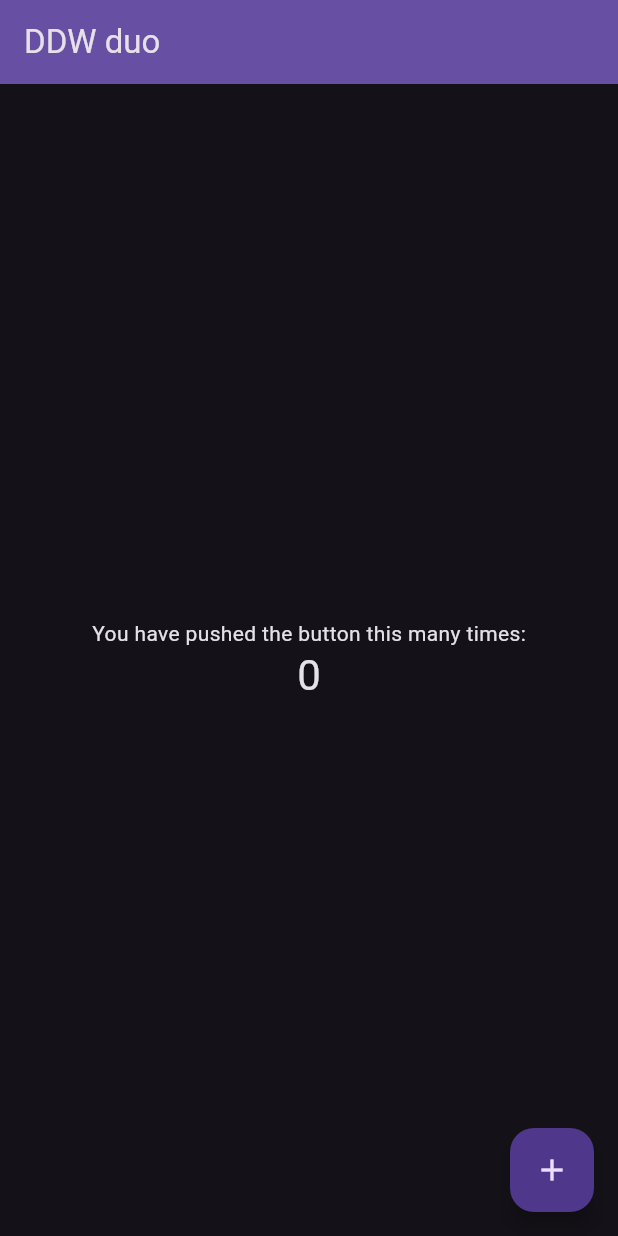
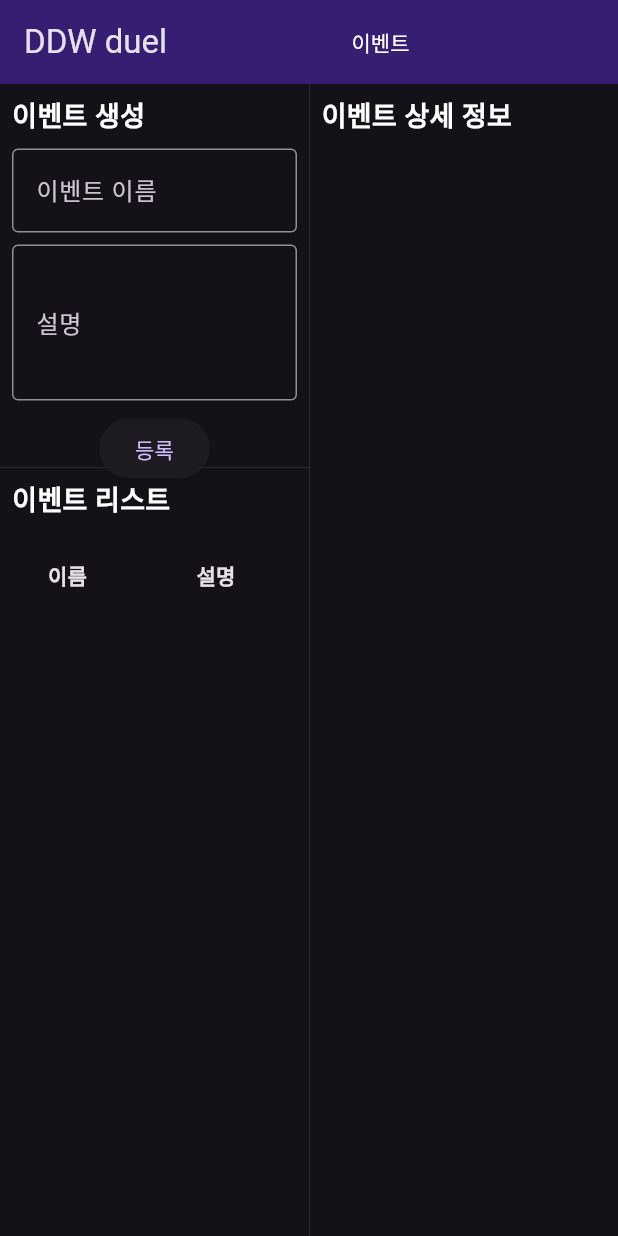
Before and after one commit to empty-castle/ddw_duel, a Flutter app: the screen it shows after launch, on a phone screen of 412 x 824 dp. Run offline on Flutter 3.47's test engine with Material 3 defaults, Android fonts, the phone set to English and light mode, and no system bars; our stand-ins replace sqflite_common_ffi; accounts and stored records are empty.

Commit message:
1. 전체 구조 확정 2. 이벤트 페이지 작성 3. 관리 페이지 작성 시작

```diff
--- /dev/null
+++ b/lib/domain/database_helper.dart
@@ -0,0 +1,34 @@
+import 'package:path/path.dart';
+import 'package:path_provider/path_provider.dart';
+import 'package:sqflite_common_ffi/sqflite_ffi.dart';
+
+import 'event/domain/event.dart';
+
+class DatabaseHelper {
+  static Database? _database;
+  static final DatabaseHelper _instance = DatabaseHelper._internal();
+
+  DatabaseHelper._internal();
+
+  factory DatabaseHelper() {
+    return _instance;
+  }
+
+  Future<Database> get database async {
+    if (_database != null) return _database!;
+    _database = await _initializeDatabase();
+    return _database!;
+  }
+
+  Future<Database> _initializeDatabase() async {
+    var directory = await getApplicationDocumentsDirectory();
+    String path = join(directory.path, 'ddw_duel.db');
+
+    var myDatabase = await openDatabase(path, version: 1, onCreate: _createDb);
+    return myDatabase;
+  }
+
+  void _createDb(Database db, int newVersion) async {
+    Event.initTable(db, newVersion);
+  }
+}
--- /dev/null
+++ b/lib/domain/event/domain/event.dart
@@ -0,0 +1,26 @@
+import 'package:ddw_duel/domain/event/domain/event_enum.dart';
+import 'package:ddw_duel/domain/table_abstract.dart';
+import 'package:sqflite_common_ffi/sqflite_ffi.dart';
+
+class Event implements TableAbstract {
+  final int? id;
+  final String name;
+  final String? description;
+
+  Event({this.id, required this.name, this.description});
+
+  @override
+  Map<String, dynamic> toMap() {
+    return {'name': name, 'description': description};
+  }
+
+  static Future<void> initTable(Database db, int newVersion) async {
+    await db.execute('''
+      CREATE TABLE ${EventEnum.tableName.label}(
+        ${EventEnum.id.label}id INTEGER PRIMARY KEY AUTOINCREMENT,
+        ${EventEnum.name.label} TEXT,
+        ${EventEnum.description.label} TEXT
+      )
+    ''');
+  }
+}
--- /dev/null
+++ b/lib/domain/event/domain/event_enum.dart
@@ -0,0 +1,11 @@
+enum EventEnum {
+  tableName(label: 'Event'),
+  id(label: 'id'),
+  name(label: 'name'),
+  description(label: 'description'),
+  ;
+
+  final String label;
+
+  const EventEnum({required this.label});
+}
--- /dev/null
+++ b/lib/domain/table_abstract.dart
@@ -0,0 +1,3 @@
+abstract class TableAbstract {
+  Map<String, dynamic> toMap();
+}
--- /dev/null
+++ b/lib/event/component/event_form_component.dart
@@ -0,0 +1,81 @@
+import 'package:ddw_duel/domain/event/domain/event.dart';
+import 'package:ddw_duel/domain/event/repository/event_repository.dart';
+import 'package:flutter/material.dart';
+
+class EventFormComponent extends StatefulWidget {
+  final Function() onSave;
+
+  const EventFormComponent({super.key, required this.onSave});
+
+  @override
+  State<EventFormComponent> createState() => _EventFormComponentState();
+}
+
+class _EventFormComponentState extends State<EventFormComponent> {
+  final EventRepository eventRepo = EventRepository();
+
+  final _formKey = GlobalKey<FormState>();
+
+  String _eventName = '';
+  String _description = '';
+
+  @override
+  Widget build(BuildContext context) {
+    return Form(
+      key: _formKey,
+      child: Column(
+        mainAxisAlignment: MainAxisAlignment.start,
+        children: <Widget>[
+          Padding(
+            padding: const EdgeInsets.only(bottom: 8.0),
+            child: TextFormField(
+              decoration: const InputDecoration(
+                labelText: '이벤트 이름',
+                border: OutlineInputBorder(),
+              ),
+              onSaved: (value) {
+                _eventName = value ?? '';
+              },
+              validator: (value) {
+                if (value == null || value.isEmpty) {
+                  return '이벤트 이름을 입력해주세요.';
+                }
+                return null;
+              },
+            ),
+          ),
+          Padding(
+            padding: const EdgeInsets.only(bottom: 8.0),
+            child: TextFormField(
+              decoration: const InputDecoration(
+                labelText: '설명',
+                border: OutlineInputBorder(),
+              ),
+              onSaved: (value) {
+                _description = value ?? '';
+              },
+              validator: (value) {
+                return null;
+              },
+              maxLines: 3,
+            ),
+          ),
+          ElevatedButton(
+            onPressed: _onPressed,
+            child: const Text('등록'),
+          ),
+        ],
+      ),
+    );
+  }
+
+  void _onPressed() async {
+    if (_formKey.currentState!.validate()) {
+      _formKey.currentState!.save();
+      await eventRepo
+          .saveEvent(Event(name: _eventName, description: _description));
+      widget.onSave();
+      _formKey.currentState!.reset();
+    }
+  }
+}
--- /dev/null
+++ b/lib/event/component/event_list_component.dart
@@ -0,0 +1,78 @@
+import 'package:flutter/material.dart';
+
+import '../../domain/event/domain/event.dart';
+
+class EventListComponent extends StatefulWidget {
+  final List<Event> events;
+  final Function(int eventId) onSelectEvent;
+
+  const EventListComponent(
+      {super.key, required this.onSelectEvent, required this.events});
+
+  @override
+  State<EventListComponent> createState() => _EventListComponentState();
+}
+
+class _EventListComponentState extends State<EventListComponent> {
+  int? _selectedEventId;
+
+  @override
+  Widget build(BuildContext context) {
+    return LayoutBuilder(
+      builder: (context, constraints) {
+        return SingleChildScrollView(
+          scrollDirection: Axis.vertical,
+          child: ConstrainedBox(
+            constraints: BoxConstraints(minWidth: constraints.maxWidth),
+            child: DataTable(
+              showCheckboxColumn: false,
+              columns: const [
+                DataColumn(
+                    label: Text('이름',
+                        style: TextStyle(fontWeight: FontWeight.bold))),
+                DataColumn(
+                    label: Text('설명',
+                        style: TextStyle(fontWeight: FontWeight.bold))),
+              ],
+              rows: widget.events.map((event) {
+                return DataRow(
+                  selected: _selectedEventId == event.id,
+                  onSelectChanged: (_) {
+                    setState(() {
+                      _selectedEventId = event.id;
+                      widget.onSelectEvent(event.id!);
+                    });
+                  },
+                  cells: [
+                    DataCell(
+                      SizedBox(
+                        width: constraints.maxWidth * 0.4,
+                        child: Text(
+                          event.name,
+                          overflow: TextOverflow.ellipsis,
+                          softWrap: false,
+                          style: const TextStyle(fontSize: 16),
+                        ),
+                      ),
+                    ),
+                    DataCell(
+                      SizedBox(
+                        width: constraints.maxWidth * 0.5,
+                        child: Text(
+                          event.description ?? '',
+                          overflow: TextOverflow.ellipsis,
+                          softWrap: false,
+                          style: const TextStyle(fontSize: 16),
+                        ),
+                      ),
+                    ),
+                  ],
+                );
+              }).toList(),
+            ),
+          ),
+        );
+      },
+    );
+  }
+}
--- /dev/null
+++ b/lib/event/view/event_view.dart
@@ -0,0 +1,141 @@
+import 'package:ddw_duel/domain/event/domain/event.dart';
+import 'package:ddw_duel/domain/event/repository/event_repository.dart';
+import 'package:ddw_duel/event/component/event_detail_component.dart';
+import 'package:ddw_duel/event/component/event_form_component.dart';
+import 'package:flutter/material.dart';
+
+import '../component/event_list_component.dart';
+
+class EventView extends StatefulWidget {
+  const EventView({super.key});
+
+  @override
+  State<EventView> createState() => _EventViewState();
+}
+
+class _EventViewState extends State<EventView> {
+  final EventRepository eventRepo = EventRepository();
+
+  List<Event> _events = [];
+
+  int? _eventId;
+
+  void _onSelectEvent(int eventId) {
+    setState(() {
+      _eventId = eventId;
+    });
+  }
+
+  void _onSaveEvent() {
+    refreshEvent();
+  }
+
+  void refreshEvent() async {
+    var events = await eventRepo.findEvents();
+    setState(() {
+      _events = events;
+    });
+  }
+
+  @override
+  void initState() {
+    super.initState();
+    refreshEvent();
+  }
+
+  @override
+  Widget build(BuildContext context) {
+    return Row(
+      children: [
+        Expanded(
+          child: Column(
+            children: <Widget>[
+              Expanded(
+                flex: 1,
+                child: Container(
+                  decoration: const BoxDecoration(
+                    border: Border(
+                        bottom: BorderSide(color: Colors.white24, width: 0.3)),
+                  ),
+                  child: Padding(
+                    padding: const EdgeInsets.all(8.0),
+                    child: Column(
+                      crossAxisAlignment: CrossAxisAlignment.start,
+                      children: [
+                        const Padding(
+                          padding: EdgeInsets.only(bottom: 8.0),
+                          child: Text(
+                            '이벤트 생성',
+                            style: TextStyle(
+                                fontSize: 18,
+                                fontWeight: FontWeight.bold,
+                                color: Colors.white),
+                          ),
+                        ),
+                        Expanded(
+                            child: EventFormComponent(onSave: _onSaveEvent)),
+                      ],
+                    ),
+                  ),
+                ),
+              ),
+              Expanded(
+                flex: 2,
+                child: Padding(
+                  padding: const EdgeInsets.all(8.0),
+                  child: Column(
+                    crossAxisAlignment: CrossAxisAlignment.start,
+                    children: [
+                      const Padding(
+                        padding: EdgeInsets.only(bottom: 8.0),
+                        child: Text(
+                          '이벤트 리스트',
+                          style: TextStyle(
+                              fontSize: 18,
+                              fontWeight: FontWeight.bold,
+                              color: Colors.white),
+                        ),
+                      ),
+                      Expanded(
+                          child: EventListComponent(
+                        onSelectEvent: _onSelectEvent,
+                        events: _events,
+                      )),
+                    ],
+                  ),
+                ),
+              ),
+            ],
+          ),
+        ),
+        Expanded(
+          child: Container(
+            decoration: const BoxDecoration(
+              border:
+                  Border(left: BorderSide(color: Colors.white24, width: 0.3)),
+            ),
+            child: Padding(
+              padding: const EdgeInsets.all(8.0),
+              child: Column(
+                crossAxisAlignment: CrossAxisAlignment.start,
+                children: [
+                  const Padding(
+                    padding: EdgeInsets.only(bottom: 8.0),
+                    child: Text(
+                      '이벤트 상세 정보',
+                      style: TextStyle(
+                          fontSize: 18,
+                          fontWeight: FontWeight.bold,
+                          color: Colors.white),
+                    ),
+                  ),
+                  Expanded(child: EventDetailComponent(eventId: _eventId)),
+                ],
+              ),
+            ),
+          ),
+        ),
+      ],
+    );
+  }
+}
--- a/lib/main.dart
+++ b/lib/main.dart
@@ -1,6 +1,11 @@
 import 'package:flutter/material.dart';
+import 'package:sqflite_common_ffi/sqflite_ffi.dart';
+
+import 'event/view/event_view.dart';
 
 void main() {
+  sqfliteFfiInit();
+  databaseFactory = databaseFactoryFfi;
   runApp(const MyApp());
 }
 
@@ -10,13 +15,13 @@ class MyApp extends StatelessWidget {
   @override
   Widget build(BuildContext context) {
     return MaterialApp(
-      title: 'DDW duo',
+      title: 'DDW duel',
       theme: ThemeData(
         brightness: Brightness.dark,
         primarySwatch: Colors.blueGrey,
         useMaterial3: true,
       ),
-      home: const MyHomePage(title: 'DDW duo'),
+      home: const MyHomePage(title: 'DDW duel'),
     );
   }
 }
@@ -31,11 +36,11 @@ class MyHomePage extends StatefulWidget {
 }
 
 class _MyHomePageState extends State<MyHomePage> {
-  int _counter = 0;
+  Widget _selectedPage = const EventView();
 
-  void _incrementCounter() {
+  void _updateBody(Widget newPage) {
     setState(() {
-      _counter++;
+      _selectedPage = newPage;
     });
   }
 
@@ -43,28 +48,27 @@ class _MyHomePageState extends State<MyHomePage> {
   Widget build(BuildContext context) {
     return Scaffold(
         appBar: AppBar(
-        backgroundColor: Theme.of(context).colorScheme.inversePrimary,
-        title: Text(widget.title),
-      ),
-      body: Center(
-        child: Column(
+          surfaceTintColor: Colors.transparent,
+          backgroundColor: Theme.of(context).colorScheme.onPrimary,
+          centerTitle: true,
+          title: Row(children: [
+            Text(widget.title),
+            Expanded(
+              child: Row(
                 mainAxisAlignment: MainAxisAlignment.center,
                 children: <Widget>[
-            const Text(
-              'You have pushed the button this many times:',
-            ),
-            Text(
-              '$_counter',
-              style: Theme.of(context).textTheme.headlineMedium,
+                  TextButton(
+                    onPressed: () {
+                      _updateBody(const EventView());
+                    },
+                    child: const Text("이벤트",
+                        style: TextStyle(color: Colors.white)),
                   ),
                 ],
               ),
+            )
+          ]),
         ),
-      floatingActionButton: FloatingActionButton(
-        onPressed: _incrementCounter,
-        tooltip: 'Increment',
-        child: const Icon(Icons.add),
-      ),
-    );
+        body: _selectedPage);
   }
 }
--- a/pubspec.yaml
+++ b/pubspec.yaml
@@ -31,10 +31,11 @@ dependencies:
   flutter:
     sdk: flutter
 
-
   # The following adds the Cupertino Icons font to your application.
   # Use with the CupertinoIcons class for iOS style icons.
   cupertino_icons: ^1.0.6
+  sqflite_common_ffi: ^2.3.3
+  path_provider: ^2.1.3
 
 dev_dependencies:
   flutter_test:
```
Also changed, not shown: lib/domain/event/repository/event_repository.dart (added, +68 -0 lines), lib/domain/player/domain/player.dart (added, +24 -0 lines), lib/domain/player/domain/player_enum.dart (added, +9 -0 lines), lib/domain/player/repository/player_repository.dart (added, +7 -0 lines), lib/event/component/event_detail_component.dart (added, +130 -0 lines), lib/manage/page/manage_page.dart (added, +56 -0 lines), pubspec.lock, 2 other files. Lines whose indentation alone changed are shown as unchanged.
